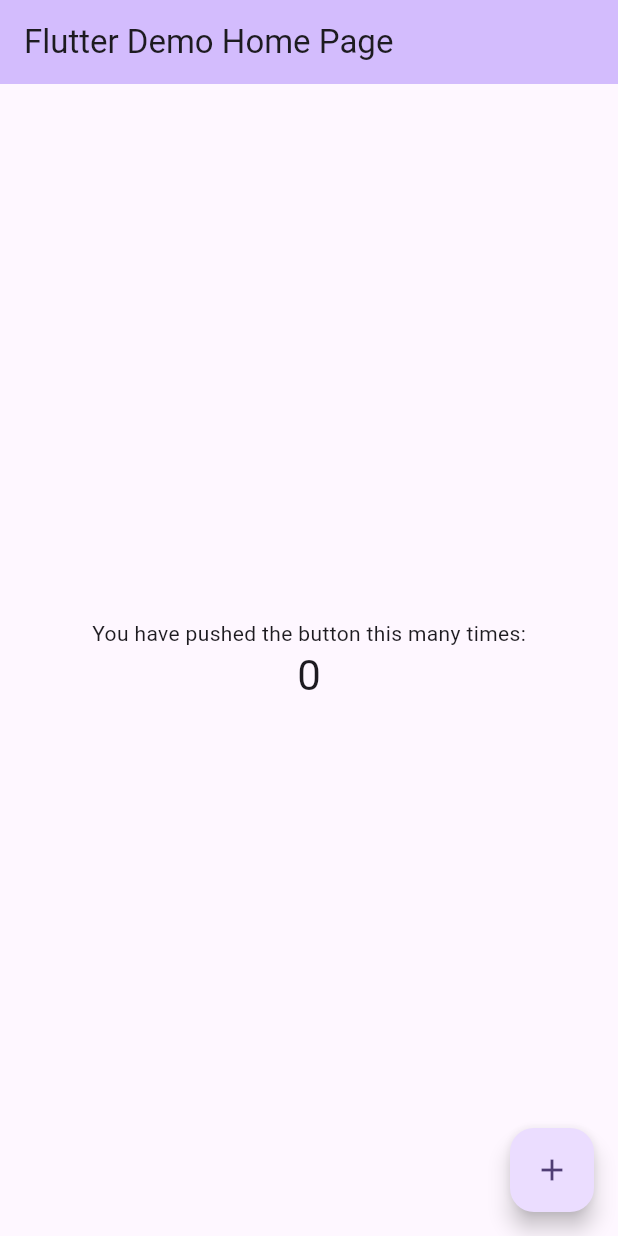
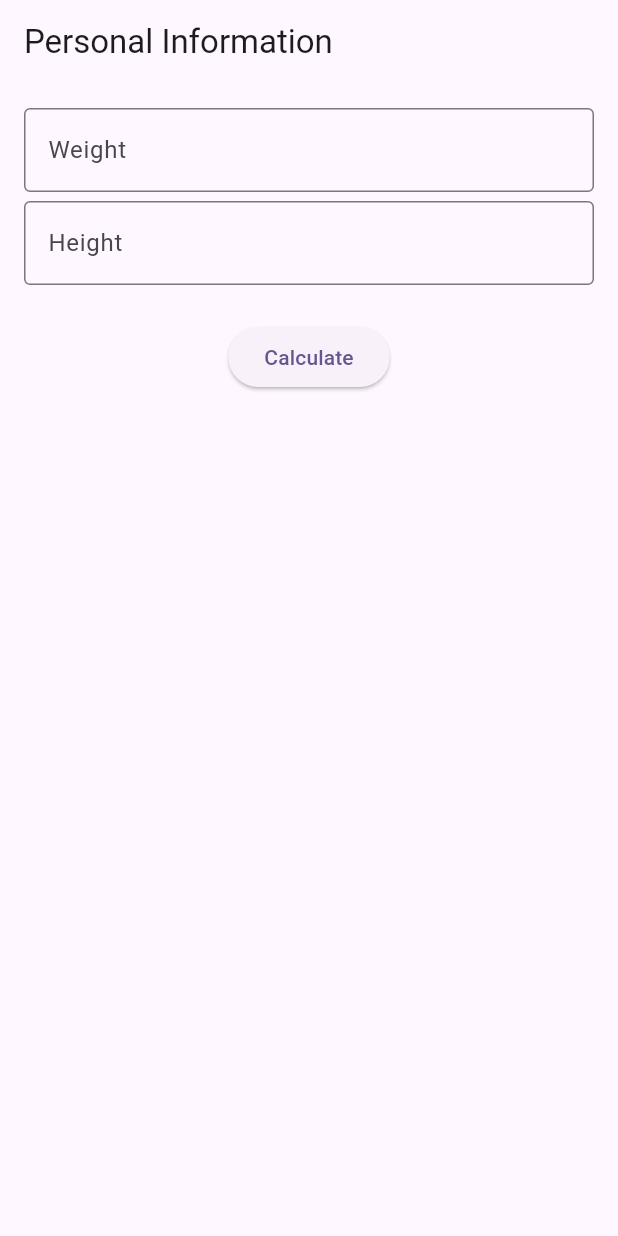
Before and after one commit to ricardoogliari/example_cicd, a Flutter app: the screen it shows after launch, on a phone screen of 412 x 824 dp. Run offline on Flutter 3.47's test engine with Material 3 defaults, Android fonts, the phone set to English and light mode, and no system bars.

```diff
--- a/analysis_options.yaml
+++ b/analysis_options.yaml
@@ -21,7 +21,7 @@ linter:
   # `// ignore_for_file: name_of_lint` syntax on the line or in the file
   # producing the lint.
   rules:
-    # avoid_print: false  # Uncomment to disable the `avoid_print` rule
+    avoid_print: true  # Uncomment to disable the `avoid_print` rule
     # prefer_single_quotes: true  # Uncomment to enable the `prefer_single_quotes` rule
 
 # Additional information about this file can be found at
--- /dev/null
+++ b/lib/bmi_controller.dart
@@ -0,0 +1,26 @@
+import 'package:flutter/material.dart';
+import 'package:myapp/config.dart';
+
+class BMIController extends ChangeNotifier {
+  String _bmi = results[0];
+  String get bmi => _bmi; //encapsulamento
+
+  void calculateBMI({required double weight, required double height}) {
+    print("Passou 1");
+    final bmi = weight / (height * height);
+
+    if (bmi < 18.5) {
+      _bmi = results[1];
+    } else if (bmi < 24.9) {
+      _bmi = results[2];
+    } else if (bmi < 29.9) {
+      _bmi = results[3];
+    } else if (bmi < 34.9) {
+      _bmi = results[4];
+    } else {
+      _bmi = results[5];
+    }
+
+    notifyListeners();
+  }
+}
--- /dev/null
+++ b/lib/config.dart
@@ -0,0 +1,8 @@
+final List results = [
+ "WAITING DATA",
+ "THINESS",
+ "NORMAL",
+ "OVERWEIGHT",
+ "OBESE",
+ "VERY OBESE"
+];
--- a/lib/main.dart
+++ b/lib/main.dart
@@ -1,122 +1,32 @@
 import 'package:flutter/material.dart';
+import 'package:myapp/bmi_controller.dart';
+import 'package:myapp/pages/insert_data.dart';
+import 'package:myapp/pages/result_bmi.dart';
+import 'package:provider/provider.dart';
 
 void main() {
-  runApp(const MyApp());
+ runApp(ChangeNotifierProvider(
+   create: (context) => BMIController(),
+   child: const MyApp(),
+ ));
 }
 
 class MyApp extends StatelessWidget {
  const MyApp({super.key});
 
-  // This widget is the root of your application.
  @override
  Widget build(BuildContext context) {
    return MaterialApp(
      title: 'Flutter Demo',
      theme: ThemeData(
-        // This is the theme of your application.
-        //
-        // TRY THIS: Try running your application with "flutter run". You'll see
-        // the application has a purple toolbar. Then, without quitting the app,
-        // try changing the seedColor in the colorScheme below to Colors.green
-        // and then invoke "hot reload" (save your changes or press the "hot
-        // reload" button in a Flutter-supported IDE, or press "r" if you used
-        // the command line to start the app).
-        //
-        // Notice that the counter didn't reset back to zero; the application
-        // state is not lost during the reload. To reset the state, use hot
-        // restart instead.
-        //
-        // This works for code too, not just values: Most code changes can be
-        // tested with just a hot reload.
        colorScheme: ColorScheme.fromSeed(seedColor: Colors.deepPurple),
+       useMaterial3: true,
      ),
-      home: const MyHomePage(title: 'Flutter Demo Home Page'),
+     initialRoute: '/',
+     routes: {
+       '/': (context) => InsertData(),
+       '/result': (context) => const ResultBMI()
+     },
    );
  }
 }
-
-class MyHomePage extends StatefulWidget {
-  const MyHomePage({super.key, required this.title});
-
-  // This widget is the home page of your application. It is stateful, meaning
-  // that it has a State object (defined below) that contains fields that affect
-  // how it looks.
-
-  // This class is the configuration for the state. It holds the values (in this
-  // case the title) provided by the parent (in this case the App widget) and
-  // used by the build method of the State. Fields in a Widget subclass are
-  // always marked "final".
-
-  final String title;
-
-  @override
-  State<MyHomePage> createState() => _MyHomePageState();
-}
-
-class _MyHomePageState extends State<MyHomePage> {
-  int _counter = 0;
-
-  void _incrementCounter() {
-    setState(() {
-      // This call to setState tells the Flutter framework that something has
-      // changed in this State, which causes it to rerun the build method below
-      // so that the display can reflect the updated values. If we changed
-      // _counter without calling setState(), then the build method would not be
-      // called again, and so nothing would appear to happen.
-      _counter++;
-    });
-  }
-
-  @override
-  Widget build(BuildContext context) {
-    // This method is rerun every time setState is called, for instance as done
-    // by the _incrementCounter method above.
-    //
-    // The Flutter framework has been optimized to make rerunning build methods
-    // fast, so that you can just rebuild anything that needs updating rather
-    // than having to individually change instances of widgets.
-    return Scaffold(
-      appBar: AppBar(
-        // TRY THIS: Try changing the color here to a specific color (to
-        // Colors.amber, perhaps?) and trigger a hot reload to see the AppBar
-        // change color while the other colors stay the same.
-        backgroundColor: Theme.of(context).colorScheme.inversePrimary,
-        // Here we take the value from the MyHomePage object that was created by
-        // the App.build method, and use it to set our appbar title.
-        title: Text(widget.title),
-      ),
-      body: Center(
-        // Center is a layout widget. It takes a single child and positions it
-        // in the middle of the parent.
-        child: Column(
-          // Column is also a layout widget. It takes a list of children and
-          // arranges them vertically. By default, it sizes itself to fit its
-          // children horizontally, and tries to be as tall as its parent.
-          //
-          // Column has various properties to control how it sizes itself and
-          // how it positions its children. Here we use mainAxisAlignment to
-          // center the children vertically; the main axis here is the vertical
-          // axis because Columns are vertical (the cross axis would be
-          // horizontal).
-          //
-          // TRY THIS: Invoke "debug painting" (choose the "Toggle Debug Paint"
-          // action in the IDE, or press "p" in the console), to see the
-          // wireframe for each widget.
-          mainAxisAlignment: MainAxisAlignment.center,
-          children: <Widget>[
-            const Text('You have pushed the button this many times:'),
-            Text(
-              '$_counter',
-              style: Theme.of(context).textTheme.headlineMedium,
-            ),
-          ],
-        ),
-      ),
-      floatingActionButton: FloatingActionButton(
-        onPressed: _incrementCounter,
-        tooltip: 'Increment',
-        child: const Icon(Icons.add),
-      ), // This trailing comma makes auto-formatting nicer for build methods.
-    );
-  }
-}
--- /dev/null
+++ b/lib/pages/insert_data.dart
@@ -0,0 +1,75 @@
+import 'package:flutter/material.dart';
+import 'package:myapp/bmi_controller.dart';
+import 'package:provider/provider.dart';
+
+class InsertData extends StatelessWidget {
+  InsertData({super.key});
+
+  final _formKey = GlobalKey<FormState>();
+
+  final TextEditingController _weightController = TextEditingController();
+  final TextEditingController _heightController = TextEditingController();
+
+  @override
+  Widget build(BuildContext context) {
+    return Scaffold(
+      appBar: AppBar(
+        title: const Text("Personal Information"),
+      ),
+      body: Padding(
+        padding: const EdgeInsets.all(16.0),
+        child: Form(
+          key: _formKey,
+          child: Column(
+            children: [
+              TextFormField(
+                controller: _weightController,
+                keyboardType: TextInputType.number,
+                validator: (value) {
+                  if (value == null || value.isEmpty) {
+                    return "Please, enter the weight!";
+                  }
+
+                  return null;
+                },
+                decoration: const InputDecoration(
+                    labelText: "Weight", border: OutlineInputBorder()),
+              ),
+              const SizedBox(
+                height: 6,
+              ),
+              TextFormField(
+                controller: _heightController,
+                keyboardType: TextInputType.number,
+                validator: (value) {
+                  if (value == null || value.isEmpty) {
+                    return "Please, enter the height!";
+                  }
+
+                  return null;
+                },
+                decoration: const InputDecoration(
+                    labelText: "Height", border: OutlineInputBorder()),
+              ),
+              const SizedBox(
+                height: 24,
+              ),
+              ElevatedButton(
+                  onPressed: () {
+                    if (_formKey.currentState!.validate()) {
+                      Provider.of<BMIController>(context, listen: false)
+                          .calculateBMI(
+                              weight: double.parse(_weightController.text),
+                              height: double.parse(_heightController.text));
+
+                      Navigator.pushNamed(context, '/result');
+                    }
+                  },
+                  child: const Text("Calculate"))
+            ],
+          ),
+        ),
+      ),
+    );
+  }
+}
--- a/pubspec.yaml
+++ b/pubspec.yaml
@@ -34,6 +34,7 @@ dependencies:
   # The following adds the Cupertino Icons font to your application.
   # Use with the CupertinoIcons class for iOS style icons.
   cupertino_icons: ^1.0.8
+  provider: ^6.1.2
 
 dev_dependencies:
   flutter_test:
```
Also changed, not shown: lib/pages/result_bmi.dart (added, +27 -0 lines), pubspec.lock, 21 other files. Lines whose indentation alone changed are shown as unchanged.
